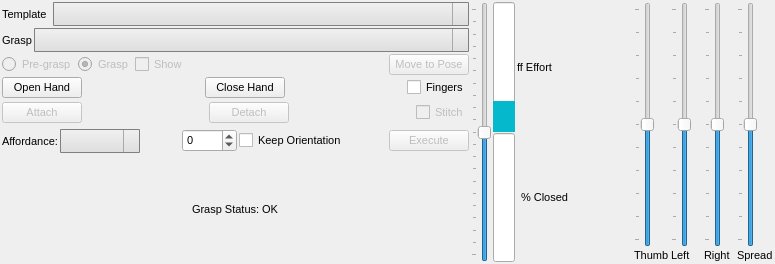
Qt form vigir_ocs_grasp_widget/src/graspWidget.ui (team-vigir/vigir_ocs_common) before a commit.
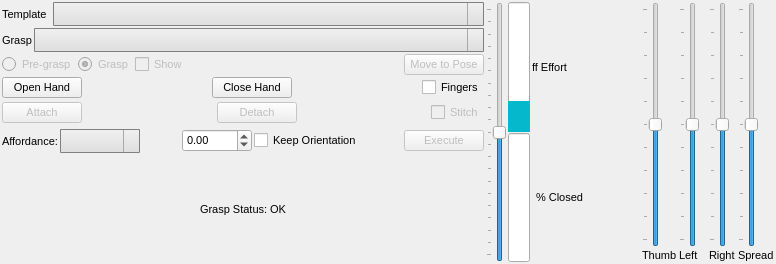
The same form after that commit.

Diff of the .ui file:
```diff
--- a/vigir_ocs_grasp_widget/src/graspWidget.ui
+++ b/vigir_ocs_grasp_widget/src/graspWidget.ui
@@ -6,7 +6,7 @@
    <rect>
     <x>0</x>
     <y>0</y>
-    <width>775</width>
+    <width>776</width>
     <height>264</height>
    </rect>
   </property>
@@ -518,7 +518,7 @@
           <item>
            <widget class="QDoubleSpinBox" name="displacementBox">
             <property name="decimals">
-             <number>0</number>
+             <number>2</number>
             </property>
             <property name="minimum">
              <double>-1080.000000000000000</double>
```
